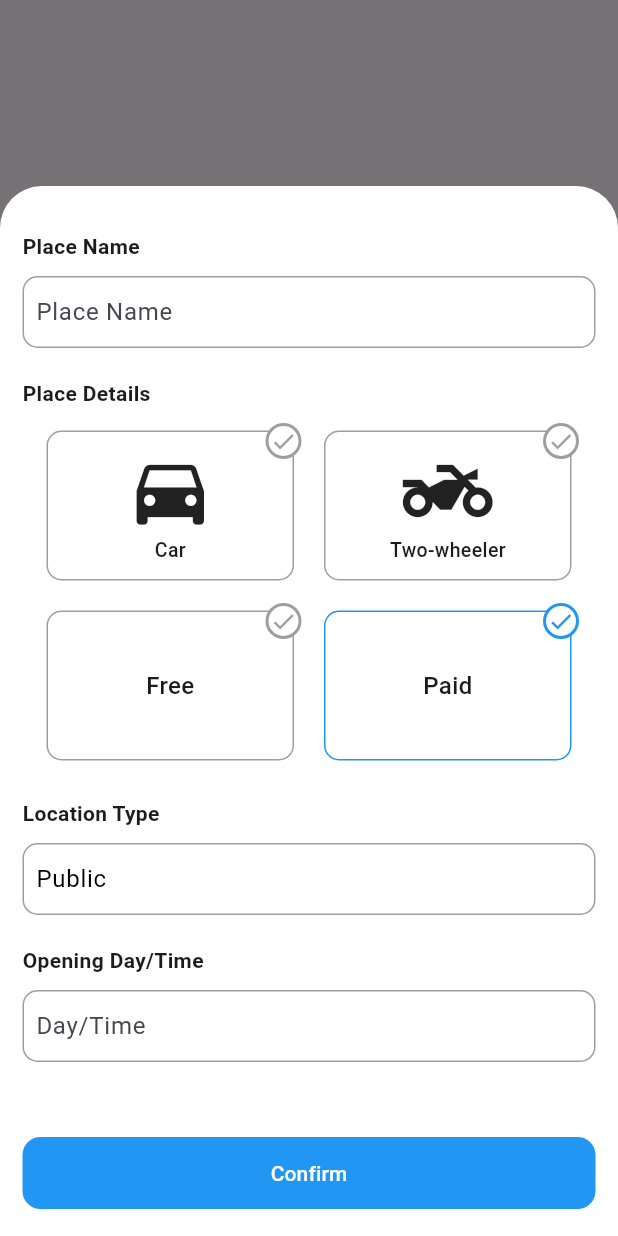
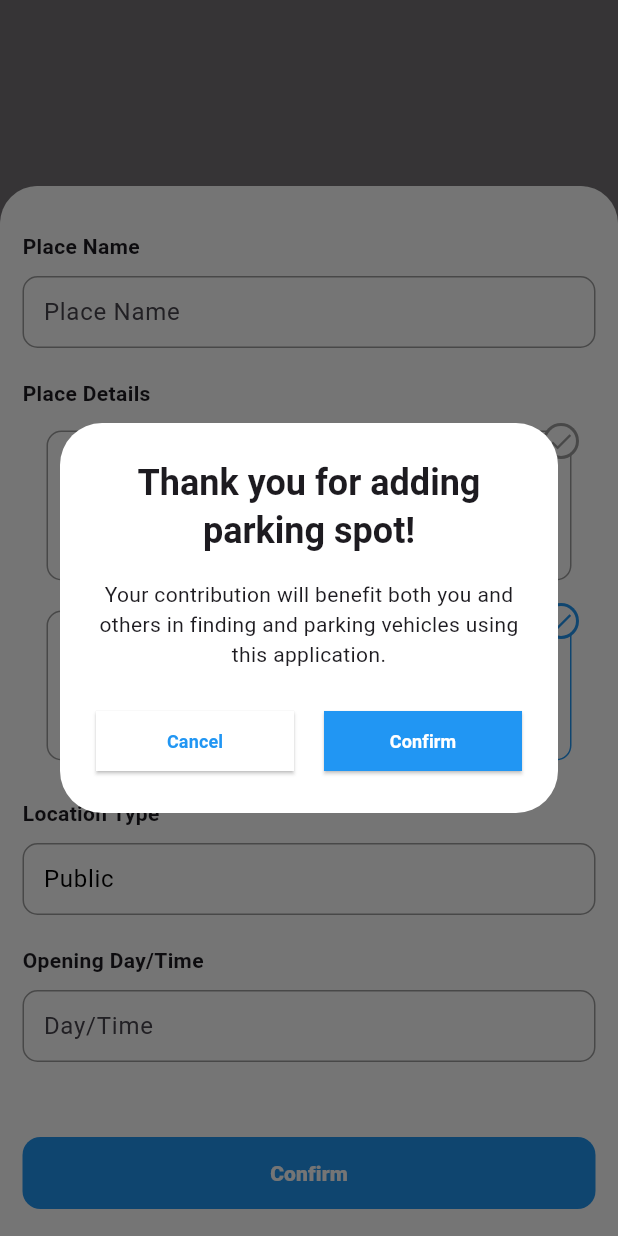
Before and after one commit to aakashstha/nepal_parking, a Flutter app: what locationDetailsBottomSheet() shows on an empty page, opened directly, after a tap on "Confirm", on a phone screen of 412 x 824 dp. Run offline on Flutter 3.47's test engine with Material 3 defaults, Android fonts, the phone set to English and light mode, and no system bars; our stand-ins replace cloud_firestore, dio, firebase_core, geolocator, get, google_maps_flutter and 1 more; missing offline and left inert: flutter_google_places_hoc081098, google_maps_webservice; accounts and stored records are empty.

Commit message:
add location ui and other things done

```diff
--- a/lib/constants/enum.dart
+++ b/lib/constants/enum.dart
@@ -15,7 +15,7 @@ Map<String, Widget> vehicleNameIcon = {
 
 enum Charge { free, paid }
 
-enum LocationType { public, hospital, restaurant, bar, store }
+enum LocationType { public, hospital, restaurant, store, bar }
 
 enum OpeningDay {
   sunday,
--- a/lib/controller/add_controller.dart
+++ b/lib/controller/add_controller.dart
@@ -12,6 +12,7 @@ import 'package:np_parking/constants/enum.dart';
 
 class AddController extends GetxController {
   var loading = false.obs;
+  var loadingPositionName = false.obs;
   LocationData? currentLocation;
   late GoogleMapController googleMapController;
   var googleMaptype = MapType.normal.obs;
@@ -72,10 +73,12 @@ class AddController extends GetxController {
     };
 
     try {
+      loadingPositionName.value = true;
       var response = await dio.get(endpoint, queryParameters: queryParameters);
-      print(response.data['results'][0]['address_components'][0]["long_name"]);
       placeNameController.text =
           response.data['results'][0]['address_components'][0]["long_name"];
+
+      loadingPositionName.value = false;
     } catch (e) {
       print(e);
     }
--- a/lib/main.dart
+++ b/lib/main.dart
@@ -1,5 +1,6 @@
 import 'package:firebase_core/firebase_core.dart';
 import 'package:flutter/material.dart';
+import 'package:get/get_navigation/src/root/get_material_app.dart';
 import 'package:np_parking/constants/constants.dart';
 import 'package:np_parking/firebase_options.dart';
 import 'package:np_parking/screens/main/home.dart';
@@ -20,7 +21,7 @@ class MyApp extends StatelessWidget {
   // This widget is the root of your application.
   @override
   Widget build(BuildContext context) {
-    return MaterialApp(
+    return GetMaterialApp(
       navigatorKey: navKey,
       debugShowCheckedModeBanner: false,
       title: 'Flutter Demo',
--- a/lib/screens/add_location_details.dart
+++ b/lib/screens/add_location_details.dart
@@ -5,6 +5,7 @@ import 'package:np_parking/constants/enum.dart';
 import 'package:np_parking/controller/add_controller.dart';
 import 'package:np_parking/controller/firebase_controller.dart';
 import 'package:np_parking/screens/widgets/add_time.dart';
+import 'package:np_parking/screens/widgets/alert_dialog.dart';
 import 'package:np_parking/screens/widgets/bottomsheet.dart';
 
 final AddController _addController = Get.put(AddController());
@@ -14,14 +15,18 @@ void locationDetailsBottomSheet(BuildContext context) {
   _addController.locationTypeController.text =
       _addController.locationType.value.capitalizeFirst!;
   showModalBottomSheet<void>(
-    backgroundColor: const Color.fromARGB(255, 255, 255, 255),
+    backgroundColor: Colors.white,
     isScrollControlled: true,
     context: context,
     builder: (BuildContext context) {
       return Obx(
         () => SizedBox(
           height: 700,
-          child: Padding(
+          child: ClipRRect(
+            borderRadius: BorderRadius.circular(25),
+            child: Scaffold(
+              backgroundColor: Colors.white,
+              body: Padding(
                 padding: const EdgeInsets.symmetric(horizontal: 15),
                 child: ListView(
                   children: <Widget>[
@@ -44,14 +49,16 @@ void locationDetailsBottomSheet(BuildContext context) {
                       decoration: const InputDecoration(
                         enabledBorder: OutlineInputBorder(
                           borderRadius: BorderRadius.all(Radius.circular(10)),
-                      borderSide: BorderSide(color: Colors.grey, width: 1.0),
+                          borderSide:
+                              BorderSide(color: Colors.grey, width: 1.0),
                         ),
-                    prefix: SizedBox(width: 5),
+                        prefix: SizedBox(width: 10),
                         contentPadding: EdgeInsets.symmetric(vertical: 0),
                         hintText: "Place Name",
                         filled: true,
                         fillColor: Colors.white,
                         focusedBorder: OutlineInputBorder(
+                          borderRadius: BorderRadius.all(Radius.circular(10)),
                           borderSide: BorderSide(width: 2, color: Colors.blue),
                         ),
                       ),
@@ -76,8 +83,8 @@ void locationDetailsBottomSheet(BuildContext context) {
                               children: [
                                 InkWell(
                                   onTap: () async {
-                                _addController.vehicle
-                                        .contains(Vehicle.values[index].name)
+                                    _addController.vehicle.contains(
+                                            Vehicle.values[index].name)
                                         ? _addController.vehicle
                                             .remove(Vehicle.values[index].name)
                                         : _addController.vehicle
@@ -100,8 +107,10 @@ void locationDetailsBottomSheet(BuildContext context) {
                                       borderRadius: BorderRadius.circular(10),
                                     ),
                                     child: Column(
-                                  mainAxisAlignment: MainAxisAlignment.center,
-                                  crossAxisAlignment: CrossAxisAlignment.center,
+                                      mainAxisAlignment:
+                                          MainAxisAlignment.center,
+                                      crossAxisAlignment:
+                                          CrossAxisAlignment.center,
                                       children: [
                                         vehicleNameIcon.values.toList()[index],
                                         Text(
@@ -120,7 +129,8 @@ void locationDetailsBottomSheet(BuildContext context) {
                                   child: CircleAvatar(
                                     radius: 12,
                                     backgroundColor: _addController.vehicle
-                                        .contains(Vehicle.values[index].name)
+                                            .contains(
+                                                Vehicle.values[index].name)
                                         ? Colors.blue
                                         : Colors.grey,
                                     child: CircleAvatar(
@@ -128,8 +138,9 @@ void locationDetailsBottomSheet(BuildContext context) {
                                       backgroundColor: Colors.white,
                                       child: Center(
                                         child: Icon(
-                                      color: _addController.vehicle.contains(
-                                              Vehicle.values[index].name)
+                                          color: _addController.vehicle
+                                                  .contains(Vehicle
+                                                      .values[index].name)
                                               ? Colors.blue
                                               : Colors.grey,
                                           Icons.check,
@@ -182,8 +193,10 @@ void locationDetailsBottomSheet(BuildContext context) {
                                       borderRadius: BorderRadius.circular(10),
                                     ),
                                     child: Column(
-                                  mainAxisAlignment: MainAxisAlignment.center,
-                                  crossAxisAlignment: CrossAxisAlignment.center,
+                                      mainAxisAlignment:
+                                          MainAxisAlignment.center,
+                                      crossAxisAlignment:
+                                          CrossAxisAlignment.center,
                                       children: [
                                         Padding(
                                           padding: const EdgeInsets.all(12.0),
@@ -207,7 +220,8 @@ void locationDetailsBottomSheet(BuildContext context) {
                                   right: 0,
                                   child: CircleAvatar(
                                     radius: 12,
-                                backgroundColor: Charge.values[index].name ==
+                                    backgroundColor:
+                                        Charge.values[index].name ==
                                                 _addController.charge.value
                                             ? Colors.blue
                                             : Colors.grey,
@@ -260,15 +274,18 @@ void locationDetailsBottomSheet(BuildContext context) {
                         decoration: const InputDecoration(
                           enabledBorder: OutlineInputBorder(
                             borderRadius: BorderRadius.all(Radius.circular(10)),
-                        borderSide: BorderSide(color: Colors.grey, width: 1.0),
+                            borderSide:
+                                BorderSide(color: Colors.grey, width: 1.0),
                           ),
-                      prefix: SizedBox(width: 5),
+                          prefix: SizedBox(width: 10),
                           contentPadding: EdgeInsets.symmetric(vertical: 0),
                           hintText: "Type",
                           filled: true,
                           fillColor: Colors.white,
                           focusedBorder: OutlineInputBorder(
-                        borderSide: BorderSide(width: 2, color: Colors.blue),
+                            borderRadius: BorderRadius.all(Radius.circular(10)),
+                            borderSide:
+                                BorderSide(width: 2, color: Colors.blue),
                           ),
                         ),
                       ),
@@ -299,36 +316,37 @@ void locationDetailsBottomSheet(BuildContext context) {
                         decoration: const InputDecoration(
                           enabledBorder: OutlineInputBorder(
                             borderRadius: BorderRadius.all(Radius.circular(10)),
-                        borderSide: BorderSide(color: Colors.grey, width: 1.0),
+                            borderSide:
+                                BorderSide(color: Colors.grey, width: 1.0),
                           ),
-                      prefix: SizedBox(width: 5),
+                          prefix: SizedBox(width: 10),
                           contentPadding: EdgeInsets.symmetric(vertical: 0),
                           hintText: "Day/Time",
                           filled: true,
                           fillColor: Colors.white,
                           focusedBorder: OutlineInputBorder(
-                        borderSide: BorderSide(width: 2, color: Colors.blue),
+                            borderRadius: BorderRadius.all(Radius.circular(10)),
+                            borderSide:
+                                BorderSide(width: 2, color: Colors.blue),
                           ),
                         ),
                       ),
                     ),
                     // Confirm button
                     Padding(
-                  padding: const EdgeInsets.only(top: 40),
+                      padding: const EdgeInsets.only(top: 40, bottom: 10),
                       child: TextButton(
                         onPressed: () {
-                      _firebaseController.addLocationDetails(
-                        _addController.latlng.latitude,
-                        _addController.latlng.longitude,
-                      );
+                          confirmAlertDialog();
+                          // _firebaseController.addLocationDetails();
 
-                      // print("Pop");
-                      // Navigator.pop(context);
+                          // Get.back();
                         },
                         style: ButtonStyle(
                           backgroundColor:
                               MaterialStateProperty.all<Color>(Colors.blue),
-                      shape: MaterialStateProperty.all<RoundedRectangleBorder>(
+                          shape:
+                              MaterialStateProperty.all<RoundedRectangleBorder>(
                             RoundedRectangleBorder(
                               borderRadius: BorderRadius.circular(12.0),
                             ),
@@ -338,7 +356,10 @@ void locationDetailsBottomSheet(BuildContext context) {
                           padding: EdgeInsets.symmetric(vertical: 6),
                           child: Text(
                             "Confirm",
-                        style: TextStyle(color: Colors.white),
+                            style: TextStyle(
+                                color: Colors.white,
+                                fontSize: 14,
+                                fontWeight: FontWeight.w900),
                           ),
                         ),
                       ),
@@ -347,6 +368,8 @@ void locationDetailsBottomSheet(BuildContext context) {
                 ),
               ),
             ),
+          ),
+        ),
       );
     },
   );
--- a/lib/screens/home_page_navigation.dart
+++ b/lib/screens/home_page_navigation.dart
@@ -40,6 +40,7 @@ class HomePageNavigationState extends State<HomePageNavigation> {
                 .textTheme
                 .copyWith(bodySmall: const TextStyle(color: Colors.yellow))),
         child: BottomNavigationBar(
+          backgroundColor: Color.fromARGB(255, 227, 227, 227),
           elevation: 4,
           type: BottomNavigationBarType.fixed,
           selectedItemColor: AppColors.primaryBlue,
--- /dev/null
+++ b/lib/screens/widgets/alert_dialog.dart
@@ -0,0 +1,89 @@
+import 'package:flutter/cupertino.dart';
+import 'package:flutter/material.dart';
+import 'package:flutter/widgets.dart';
+import 'package:get/get.dart';
+import 'package:np_parking/constants/colors.dart';
+import 'package:np_parking/constants/constants.dart';
+import 'package:np_parking/controller/add_controller.dart';
+import 'package:np_parking/controller/firebase_controller.dart';
+
+final FirebaseController _firebaseController = Get.put(FirebaseController());
+final AddController _addController = Get.put(AddController());
+
+Future<void> confirmAlertDialog() async {
+  return showDialog<void>(
+    context: navKey.currentContext!,
+    barrierDismissible: true,
+    builder: (BuildContext context) {
+      return AlertDialog(
+        backgroundColor: Colors.white,
+        title: const Text(
+          'Thank you for adding parking spot!',
+          textAlign: TextAlign.center,
+          style: TextStyle(
+            fontWeight: FontWeight.w600,
+          ),
+        ),
+        content: const SingleChildScrollView(
+          child: Text(
+            "Your contribution will benefit both you and others in finding and parking vehicles using this application.",
+            textAlign: TextAlign.center,
+          ),
+        ),
+        actions: <Widget>[
+          Row(
+            children: [
+              // Cancel Button
+              Expanded(
+                child: ElevatedButton(
+                  style: ElevatedButton.styleFrom(
+                    backgroundColor: Colors.white,
+                    shape: const BeveledRectangleBorder(),
+                  ),
+                  onPressed: () async {
+                    Get.back();
+                  },
+                  child: const Text(
+                    "Cancel",
+                    style: TextStyle(
+                      color: Colors.blue,
+                      fontSize: 12,
+                      fontWeight: FontWeight.bold,
+                    ),
+                  ),
+                ),
+              ),
+              const SizedBox(width: 20),
+
+              // Confirm Button
+              Expanded(
+                child: ElevatedButton(
+                  style: ElevatedButton.styleFrom(
+                    backgroundColor: Colors.blue,
+                    shape: const BeveledRectangleBorder(),
+                  ),
+                  onPressed: () async {
+                    _addController.loading.value = true;
+
+                    Get.back();
+                    Get.back();
+                    await _firebaseController.addLocationDetails();
+                    _addController.loading.value = false;
+                  },
+                  child: const Text(
+                    "Confirm",
+                    style: TextStyle(
+                      color: Colors.white,
+                      fontSize: 12,
+                      fontWeight: FontWeight.bold,
+                    ),
+                  ),
+                ),
+              ),
+            ],
+          ),
+        ],
+      );
+    },
+  );
+}
```
Also changed, not shown: lib/controller/firebase_controller.dart (+5 -2 lines), lib/screens/main/add_location.dart (+25 -11 lines), lib/screens/widgets/add_time.dart (+16 -4 lines), lib/screens/widgets/bottomsheet.dart (+50 -21 lines), lib/screens/widgets/circular_indicator.dart (+12 -0 lines). Lines whose indentation alone changed are shown as unchanged.
